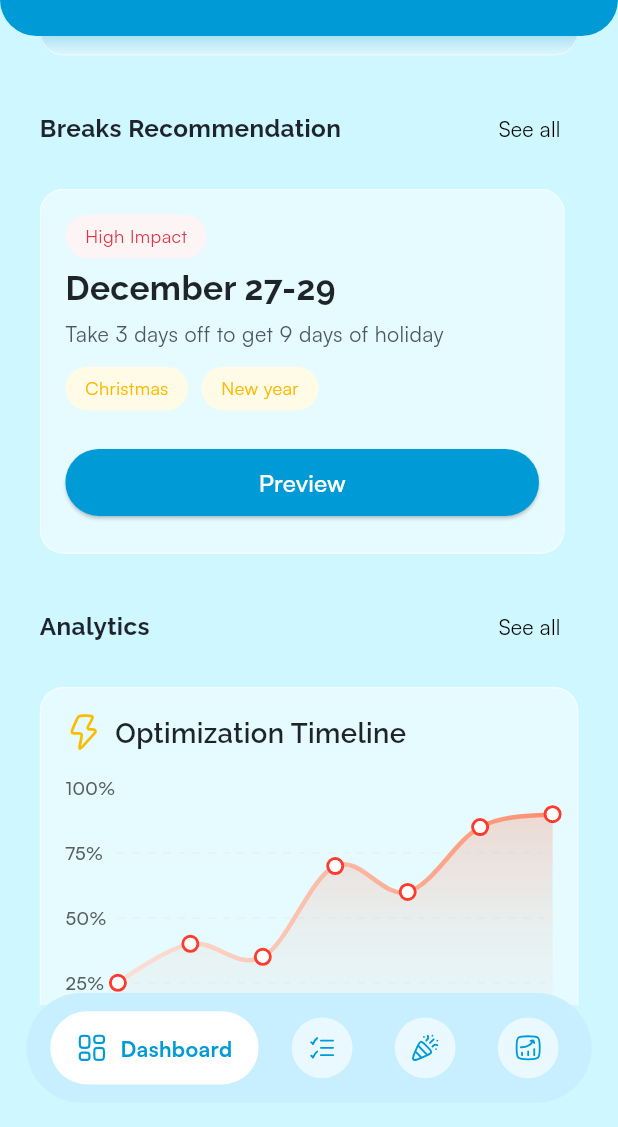
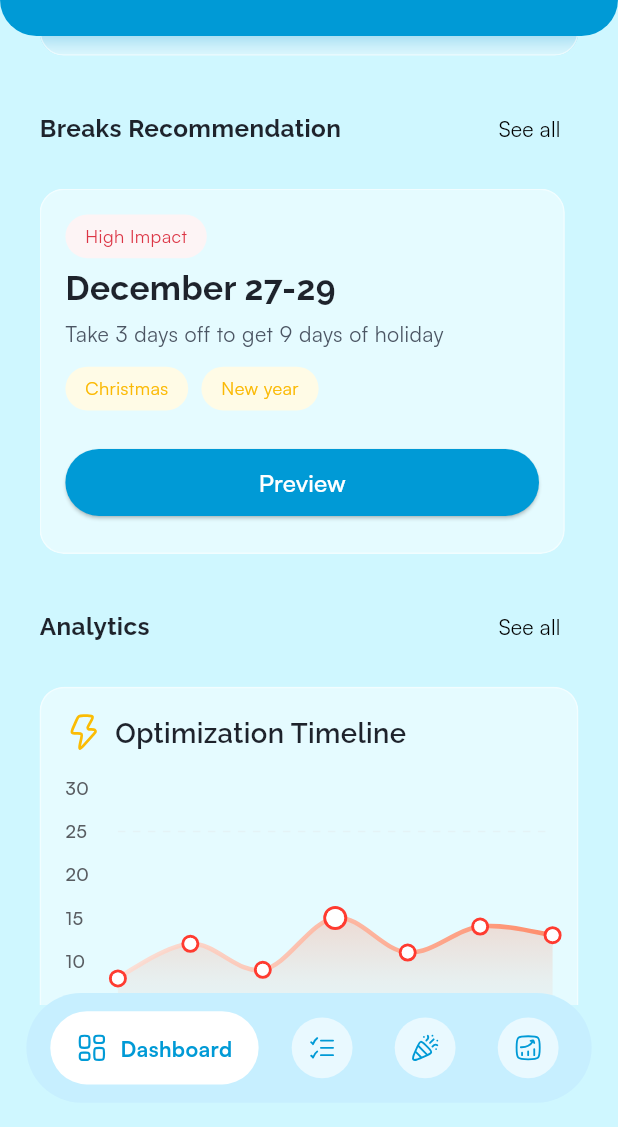
Before and after one commit to Jossyboydgenius/BetterBreaks, a Flutter app: the HomeView screen opened directly, scrolled down 576 dp, on a phone screen of 412 x 824 dp, the part 109-1236 px from its top. Run offline on Flutter 3.47's test engine with Material 3 defaults, Android fonts, the light colour scheme and no system bars; drawn by our look-alikes of fl_chart; our stand-ins replace bot_toast, connectivity_plus, dots_indicator, flutter_dotenv, flutter_screenutil, flutter_svg and 3 more; project files that could hold a hidden picture were left out.

Commit message:
Enhance OptimizationTimelineWidget by adding support for August and September, adjusting Y-axis max value to 30, and refining data points for improved accuracy. Implement tooltip functionality for better user interaction and data insight.

```diff
--- a/lib/ui/widgets/optimization_timeline_widget.dart
+++ b/lib/ui/widgets/optimization_timeline_widget.dart
@@ -151,7 +151,7 @@ class OptimizationTimelineWidget extends StatelessWidget {
           leftTitles: AxisTitles(
             sideTitles: SideTitles(
               showTitles: true,
-              interval: 25,
+              interval: 5,
               reservedSize: 35,
               getTitlesWidget: (value, meta) {
                 const style = TextStyle(
@@ -161,7 +161,7 @@ class OptimizationTimelineWidget extends StatelessWidget {
                 );
 
                 return Text(
-                  '${value.toInt()}%',
+                  value.toInt().toString(),
                   style: style,
                   textAlign: TextAlign.left,
                 );
@@ -175,17 +175,17 @@ class OptimizationTimelineWidget extends StatelessWidget {
         minX: 0,
         maxX: 6,
         minY: 0,
-        maxY: 100,
+        maxY: 30,
         lineBarsData: [
           LineChartBarData(
             spots: const [
-              FlSpot(0, 25),
-              FlSpot(1, 40),
-              FlSpot(2, 35),
-              FlSpot(3, 70),
-              FlSpot(4, 60),
-              FlSpot(5, 85),
-              FlSpot(6, 90),
+              FlSpot(0, 8),
+              FlSpot(1, 12),
+              FlSpot(2, 9),
+              FlSpot(3, 15),
+              FlSpot(4, 11),
+              FlSpot(5, 14),
+              FlSpot(6, 13),
             ],
             isCurved: true,
             gradient: LinearGradient(
@@ -199,8 +199,9 @@ class OptimizationTimelineWidget extends StatelessWidget {
             dotData: FlDotData(
               show: true,
               getDotPainter: (spot, percent, barData, index) {
+                final bool isApril = index == 3;
                 return FlDotCirclePainter(
-                  radius: 4,
+                  radius: isApril ? 6 : 4,
                   color: Colors.white,
                   strokeWidth: 2,
                   strokeColor: AppColors.orange300,
@@ -221,6 +222,33 @@ class OptimizationTimelineWidget extends StatelessWidget {
             ),
           ),
         ],
+        lineTouchData: LineTouchData(
+          enabled: true,
+          touchTooltipData: LineTouchTooltipData(
+            tooltipRoundedRadius: 8,
+            tooltipPadding: EdgeInsets.all(8),
+            tooltipMargin: 8,
+            getTooltipColor: (touchedSpot) => Colors.white,
+            getTooltipItems: (List<LineBarSpot> touchedSpots) {
+              return touchedSpots.map((LineBarSpot touchedSpot) {
+                final monthNames = ['Jan', 'Feb', 'Mar', 'Apr', 'May', 'Jun', 'Jul'];
+                final monthName = monthNames[touchedSpot.x.toInt()];
+                final days = touchedSpot.y.toInt();
+
+                return LineTooltipItem(
+                  'Opti. Days\n$monthName: $days Days',
+                  TextStyle(
+                    color: Colors.black,
+                    fontWeight: FontWeight.w600,
+                    fontSize: 12,
+                  ),
+                );
+              }).toList();
+            },
+          ),
+          touchCallback: (FlTouchEvent event, LineTouchResponse? touchResponse) {},
+          handleBuiltInTouches: true,
+        ),
       ),
     );
   }
```
